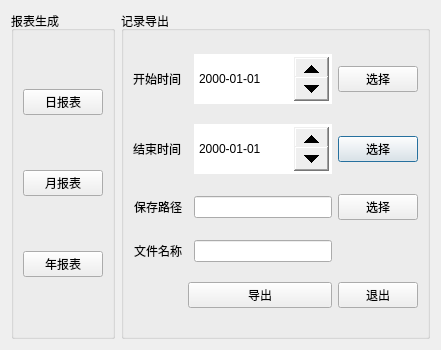
The window that logs/logcom/logexportmodeldlg.ui (ChinaClever/BusBar-Qt) describes before a commit, drawn with Qt 5.
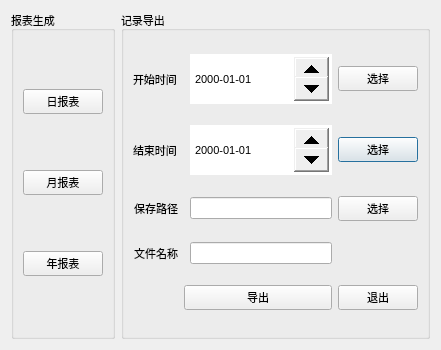
The same window after the commit. Icons and pictures are not drawn.

```diff
--- a/logs/logcom/logexportmodeldlg.ui
+++ b/logs/logcom/logexportmodeldlg.ui
@@ -10,6 +10,14 @@
     <height>350</height>
    </rect>
   </property>
+  <property name="font">
+   <font>
+    <family>Ubuntu</family>
+    <pointsize>8</pointsize>
+    <italic>false</italic>
+    <bold>false</bold>
+   </font>
+  </property>
   <property name="windowTitle">
    <string>Dialog</string>
   </property>
```
Left out of the diff: 2 changed lines with no effect on the pictures.
